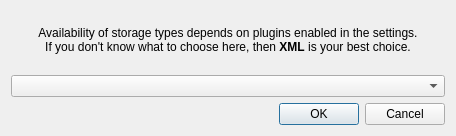
The window that kmymoney/dialogs/ksaveasquestion.ui (KDE/kmymoney) describes before a commit, drawn with Qt 5.
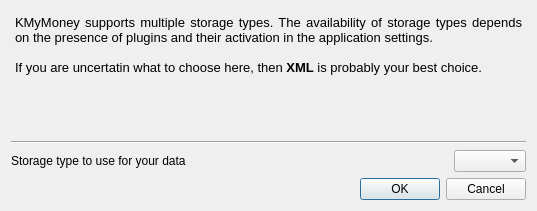
The same window after the commit.

Commit message: Improve save as storage type selection dialog

Patch:
```diff
--- a/kmymoney/dialogs/ksaveasquestion.ui
+++ b/kmymoney/dialogs/ksaveasquestion.ui
@@ -6,8 +6,8 @@
    <rect>
     <x>0</x>
     <y>0</y>
-    <width>456</width>
-    <height>136</height>
+    <width>537</width>
+    <height>211</height>
    </rect>
   </property>
   <property name="windowTitle">
@@ -16,16 +16,58 @@
   <property name="toolTip">
    <string>Choose XML if unsure.</string>
   </property>
-  <layout class="QVBoxLayout">
+  <layout class="QVBoxLayout" name="verticalLayout">
    <item>
-    <widget class="QLabel" name="label">
-     <property name="text">
-      <string>&lt;html&gt;&lt;head/&gt;&lt;body&gt;&lt;p align=&quot;center&quot;&gt;Availability of storage types depends on plugins enabled in the settings.&lt;br/&gt;If you don't know what to choose here, then &lt;span style=&quot; font-weight:600;&quot;&gt;XML&lt;/span&gt; is your best choice.&lt;/p&gt;&lt;/body&gt;&lt;/html&gt;</string>
+    <widget class="QTextBrowser" name="textBrowser">
+     <property name="styleSheet">
+      <string notr="true">background-color: rgba(255, 255, 255, 0);</string>
      </property>
+     <property name="frameShape">
+      <enum>QFrame::NoFrame</enum>
+     </property>
+     <property name="html">
+      <string>&lt;!DOCTYPE HTML PUBLIC &quot;-//W3C//DTD HTML 4.0//EN&quot; &quot;http://www.w3.org/TR/REC-html40/strict.dtd&quot;&gt;
+&lt;html&gt;&lt;head&gt;&lt;meta name=&quot;qrichtext&quot; content=&quot;1&quot; /&gt;&lt;style type=&quot;text/css&quot;&gt;
+p, li { white-space: pre-wrap; }
+&lt;/style&gt;&lt;/head&gt;&lt;body style=&quot; font-family:'Noto Sans'; font-size:10pt; font-weight:400; font-style:normal;&quot;&gt;
+&lt;p align=&quot;justify&quot; style=&quot; margin-top:0px; margin-bottom:0px; margin-left:0px; margin-right:0px; -qt-block-indent:0; text-indent:0px;&quot;&gt;KMyMoney supports multiple storage types. The availability of storage types depends on the presence of plugins and their activation in the application settings.&lt;/p&gt;
+&lt;p align=&quot;justify&quot; style=&quot; margin-top:0px; margin-bottom:0px; margin-left:0px; margin-right:0px; -qt-block-indent:0; text-indent:0px;&quot;&gt;&lt;br /&gt;If you are uncertatin what to choose here, then &lt;span style=&quot; font-weight:600;&quot;&gt;XML&lt;/span&gt; is probably your best choice.&lt;/p&gt;&lt;/body&gt;&lt;/html&gt;</string>
+     </property>
     </widget>
    </item>
    <item>
-    <widget class="QComboBox" name="fileType"/>
+    <widget class="Line" name="line">
+     <property name="orientation">
+      <enum>Qt::Horizontal</enum>
+     </property>
+    </widget>
+   </item>
+   <item>
+    <layout class="QHBoxLayout" name="horizontalLayout">
+     <item>
+      <widget class="QLabel" name="label_2">
+       <property name="text">
+        <string>Storage type to use for your data</string>
+       </property>
+      </widget>
+     </item>
+     <item>
+      <spacer name="horizontalSpacer">
+       <property name="orientation">
+        <enum>Qt::Horizontal</enum>
+       </property>
+       <property name="sizeHint" stdset="0">
+        <size>
+         <width>40</width>
+         <height>20</height>
+        </size>
+       </property>
+      </spacer>
+     </item>
+     <item>
+      <widget class="QComboBox" name="fileType"/>
+     </item>
+    </layout>
    </item>
    <item>
     <widget class="QDialogButtonBox" name="buttonBox">
```
